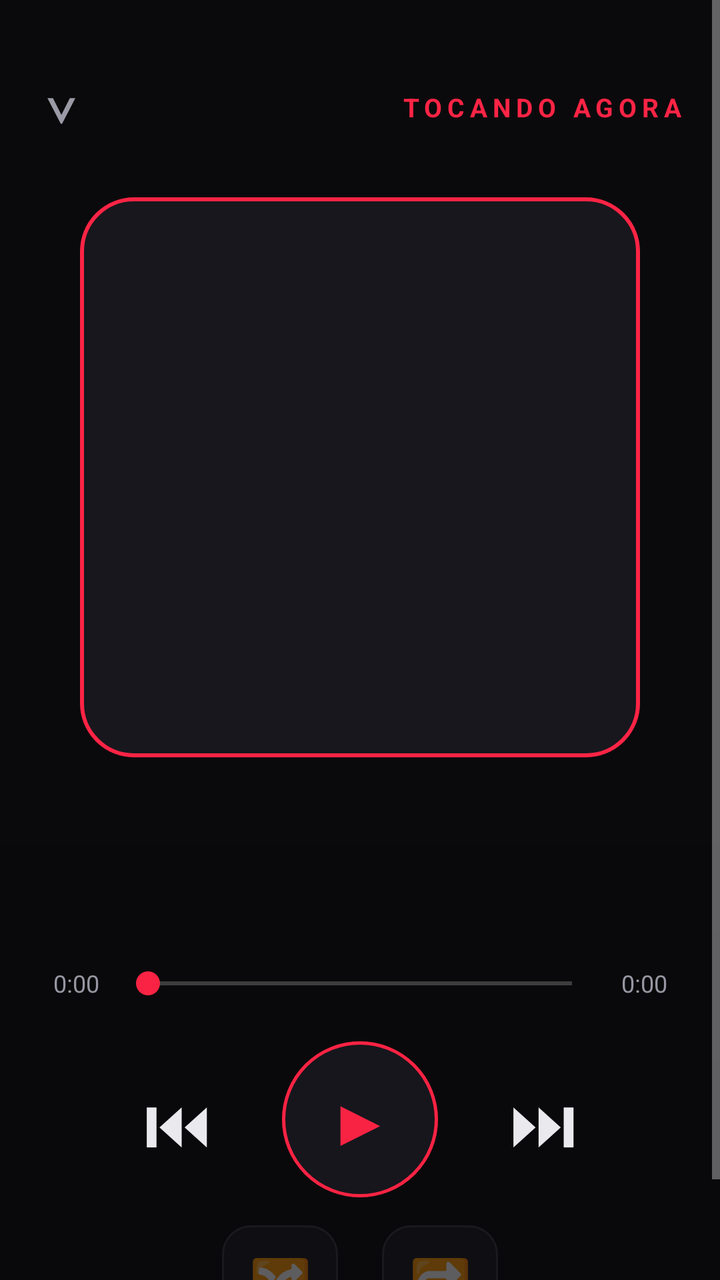
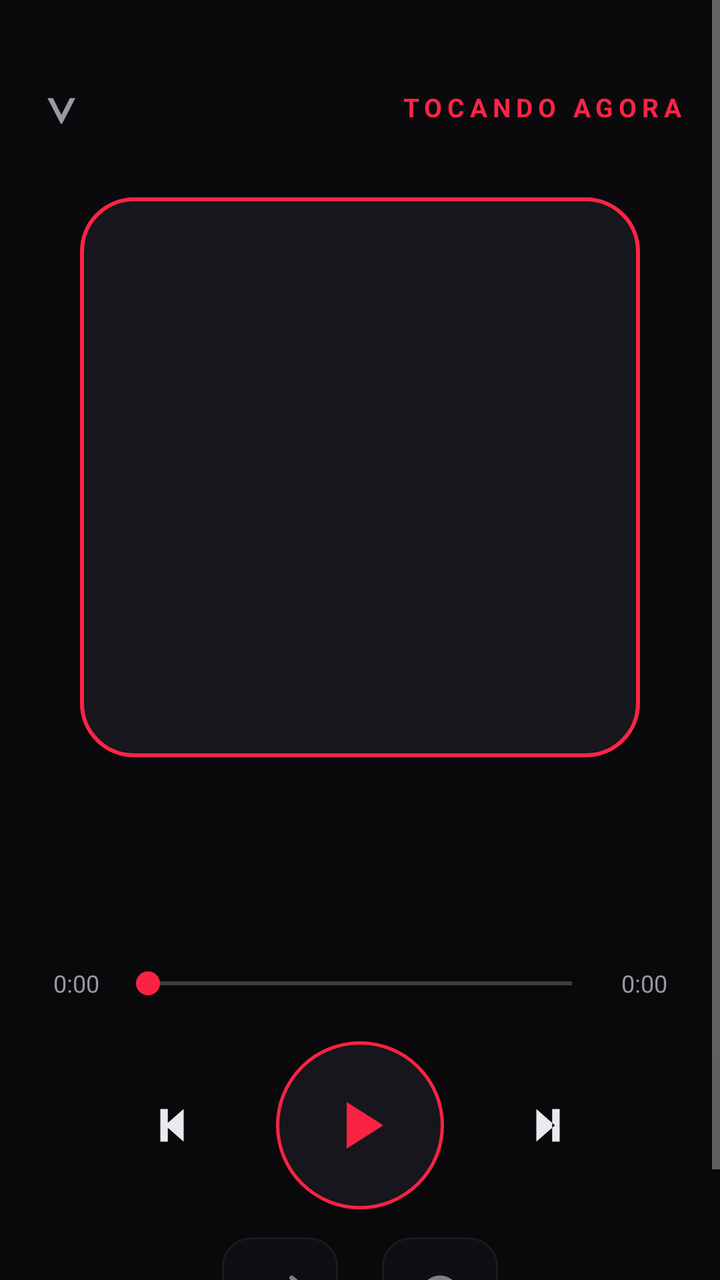

The first picture is an Android layout as it rendered before a commit; the second is the same layout after the commit. The layout source and the unified diff follow.
<!-- AndroidManifest.xml: application theme Theme.Capri -->
<!-- res/layout/full_now.xml -->
<?xml version="1.0" encoding="utf-8"?>
<FrameLayout xmlns:android="http://schemas.android.com/apk/res/android"
    android:layout_width="match_parent"
    android:layout_height="match_parent"
    android:background="@color/bg">

    <ScrollView
        android:layout_width="match_parent"
        android:layout_height="match_parent"
        android:fillViewport="true">

        <LinearLayout
            android:layout_width="match_parent"
            android:layout_height="wrap_content"
            android:orientation="vertical"
            android:gravity="center_horizontal">

            <LinearLayout
                android:layout_width="match_parent"
                android:layout_height="wrap_content"
                android:orientation="horizontal"
                android:paddingStart="18dp"
                android:paddingEnd="18dp"
                android:paddingTop="18dp">

                <TextView
                    android:id="@+id/fclose"
                    android:layout_width="wrap_content"
                    android:layout_height="wrap_content"
                    android:text="⌄"
                    android:textColor="@color/muted"
                    android:textSize="34sp"
                    android:padding="4dp" />

                <TextView
                    android:layout_width="0dp"
                    android:layout_height="wrap_content"
                    android:layout_weight="1" />

                <TextView
                    android:layout_width="wrap_content"
                    android:layout_height="wrap_content"
                    android:text="@string/now_playing"
                    android:textColor="@color/red"
                    android:textSize="13sp"
                    android:letterSpacing="0.2"
                    android:textStyle="bold" />
            </LinearLayout>

            <ImageView
                android:id="@+id/fart"
                android:layout_width="280dp"
                android:layout_height="280dp"
                android:layout_marginTop="26dp"
                android:background="@drawable/art_glow"
                android:scaleType="centerCrop"
                android:padding="2dp"
                android:contentDescription="@string/app_name" />

            <TextView
                android:id="@+id/fnt1"
                android:layout_width="match_parent"
                android:layout_height="wrap_content"
                android:layout_marginTop="24dp"
                android:layout_marginStart="24dp"
                android:layout_marginEnd="24dp"
                android:gravity="center"
                android:textColor="@color/text"
                android:textSize="25sp"
                android:textStyle="bold"
                android:maxLines="1"
                android:ellipsize="end"
                android:shadowColor="@color/red"
                android:shadowDx="0"
                android:shadowDy="0"
                android:shadowRadius="14" />

            <TextView
                android:id="@+id/fnt2"
                android:layout_width="match_parent"
                android:layout_height="wrap_content"
                android:layout_marginTop="4dp"
                android:layout_marginStart="24dp"
                android:layout_marginEnd="24dp"
                android:gravity="center"
                android:textColor="@color/muted"
                android:textSize="15sp"
                android:maxLines="1"
                android:ellipsize="end" />

            <LinearLayout
                android:layout_width="match_parent"
                android:layout_height="wrap_content"
                android:orientation="horizontal"
                android:gravity="center_vertical"
                android:layout_marginTop="22dp"
                android:paddingStart="18dp"
                android:paddingEnd="18dp">

                <TextView
                    android:id="@+id/fcur"
                    android:layout_width="wrap_content"
                    android:layout_height="wrap_content"
                    android:text="0:00"
                    android:textColor="@color/muted"
                    android:textSize="12sp"
                    android:minWidth="40dp"
                    android:gravity="center" />

                <SeekBar
                    android:id="@+id/fseek"
                    android:layout_width="0dp"
                    android:layout_height="wrap_content"
                    android:layout_weight="1"
                    android:progressTint="@color/red"
                    android:thumbTint="@color/red"
                    android:backgroundTint="@color/line" />

                <TextView
                    android:id="@+id/fdur"
                    android:layout_width="wrap_content"
                    android:layout_height="wrap_content"
                    android:text="0:00"
                    android:textColor="@color/muted"
                    android:textSize="12sp"
                    android:minWidth="40dp"
                    android:gravity="center" />
            </LinearLayout>

            <LinearLayout
                android:layout_width="wrap_content"
                android:layout_height="wrap_content"
                android:orientation="horizontal"
                android:gravity="center_vertical"
                android:layout_marginTop="20dp">

                <TextView
                    android:id="@+id/fprev"
                    android:layout_width="wrap_content"
                    android:layout_height="wrap_content"
                    android:text="⏮"
                    android:textColor="@color/text"
                    android:textSize="34sp"
                    android:padding="12dp" />

                <TextView
                    android:id="@+id/fplay"
                    android:layout_width="78dp"
                    android:layout_height="78dp"
                    android:layout_marginStart="24dp"
                    android:layout_marginEnd="24dp"
                    android:text="▶"
                    android:textColor="@color/red"
                    android:textSize="34sp"
                    android:gravity="center"
                    android:background="@drawable/btn_glow_red" />

                <TextView
                    android:id="@+id/fnext"
                    android:layout_width="wrap_content"
                    android:layout_height="wrap_content"
                    android:text="⏭"
                    android:textColor="@color/text"
                    android:textSize="34sp"
                    android:padding="12dp" />
            </LinearLayout>

            <LinearLayout
                android:layout_width="wrap_content"
                android:layout_height="wrap_content"
                android:orientation="horizontal"
                android:gravity="center"
                android:layout_marginTop="14dp"
                android:paddingBottom="24dp">

                <TextView
                    android:id="@+id/fshuf"
                    android:layout_width="58dp"
                    android:layout_height="58dp"
                    android:text="🔀"
                    android:textSize="25sp"
                    android:gravity="center"
                    android:background="@drawable/btn_circle"
                    android:alpha="0.5" />

                <TextView
                    android:id="@+id/frep"
                    android:layout_width="58dp"
                    android:layout_height="58dp"
                    android:layout_marginStart="22dp"
                    android:text="🔁"
                    android:textSize="25sp"
                    android:gravity="center"
                    android:background="@drawable/btn_circle"
                    android:alpha="0.5" />
            </LinearLayout>
        </LinearLayout>
    </ScrollView>

    <View
        android:layout_width="match_parent"
        android:layout_height="match_parent"
        android:background="@drawable/scanlines"
        android:alpha="0.08"
        android:clickable="false"
        android:focusable="false" />
</FrameLayout>
<!-- resources referenced by this layout -->
<resources>
  <color name="bg">#FF0A0A0C</color>
  <color name="line">#FF2B2B33</color>
  <color name="muted">#FF9A9AA6</color>
  <color name="red">#FFFF2445</color>
  <color name="text">#FFF1F1F5</color>
  <string name="app_name">Capri Player</string>
  <string name="now_playing">TOCANDO AGORA</string>
  <color name="red_dim">#66FF2445</color>
  <color name="panel2">#FF17171D</color>
  <!-- unchanged entries left out for length: 5 -->
</resources>

<!-- the commit's change to res/layout/full_now.xml (unified diff, before → after) -->
@@ -134,35 +134,35 @@
                 android:gravity="center_vertical"
                 android:layout_marginTop="20dp">
 
-                <TextView
+                <ImageView
                     android:id="@+id/fprev"
-                    android:layout_width="wrap_content"
-                    android:layout_height="wrap_content"
-                    android:text="⏮"
-                    android:textColor="@color/text"
-                    android:textSize="34sp"
-                    android:padding="12dp" />
-
-                <TextView
+                    android:layout_width="60dp"
+                    android:layout_height="60dp"
+                    android:padding="16dp"
+                    android:src="@drawable/ic_prev"
+                    android:tint="@color/text"
+                    android:contentDescription="@string/app_name" />
+
+                <ImageView
                     android:id="@+id/fplay"
-                    android:layout_width="78dp"
-                    android:layout_height="78dp"
-                    android:layout_marginStart="24dp"
-                    android:layout_marginEnd="24dp"
-                    android:text="▶"
-                    android:textColor="@color/red"
-                    android:textSize="34sp"
-                    android:gravity="center"
-                    android:background="@drawable/btn_glow_red" />
-
-                <TextView
+                    android:layout_width="84dp"
+                    android:layout_height="84dp"
+                    android:layout_marginStart="22dp"
+                    android:layout_marginEnd="22dp"
+                    android:padding="22dp"
+                    android:src="@drawable/ic_play"
+                    android:tint="@color/red"
+                    android:background="@drawable/btn_glow_red"
+                    android:contentDescription="@string/app_name" />
+
+                <ImageView
                     android:id="@+id/fnext"
-                    android:layout_width="wrap_content"
-                    android:layout_height="wrap_content"
-                    android:text="⏭"
-                    android:textColor="@color/text"
-                    android:textSize="34sp"
-                    android:padding="12dp" />
+                    android:layout_width="60dp"
+                    android:layout_height="60dp"
+                    android:padding="16dp"
+                    android:src="@drawable/ic_next"
+                    android:tint="@color/text"
+                    android:contentDescription="@string/app_name" />
             </LinearLayout>
 
             <LinearLayout
@@ -173,26 +173,26 @@
                 android:layout_marginTop="14dp"
                 android:paddingBottom="24dp">
 
-                <TextView
+                <ImageView
                     android:id="@+id/fshuf"
                     android:layout_width="58dp"
                     android:layout_height="58dp"
-                    android:text="🔀"
-                    android:textSize="25sp"
-                    android:gravity="center"
+                    android:padding="15dp"
+                    android:src="@drawable/ic_shuffle"
                     android:background="@drawable/btn_circle"
-                    android:alpha="0.5" />
-
-                <TextView
+                    android:alpha="0.5"
+                    android:contentDescription="@string/app_name" />
+
+                <ImageView
                     android:id="@+id/frep"
                     android:layout_width="58dp"
                     android:layout_height="58dp"
                     android:layout_marginStart="22dp"
-                    android:text="🔁"
-                    android:textSize="25sp"
-                    android:gravity="center"
+                    android:padding="15dp"
+                    android:src="@drawable/ic_repeat"
                     android:background="@drawable/btn_circle"
-                    android:alpha="0.5" />
+                    android:alpha="0.5"
+                    android:contentDescription="@string/app_name" />
             </LinearLayout>
         </LinearLayout>
     </ScrollView>
<!-- resource entries referenced after the edit -->
@@ -5,6 +5,103 @@
   <color name="muted">#FF9A9AA6</color>
   <color name="red">#FFFF2445</color>
   <color name="text">#FFF1F1F5</color>
+  <!-- drawable ic_next (drawable) -->
+  <?xml version="1.0" encoding="utf-8"?>
+  <vector xmlns:android="http://schemas.android.com/apk/res/android"
+      android:width="24dp"
+      android:height="24dp"
+      android:viewportWidth="24"
+      android:viewportHeight="24">
+      <path
+          android:fillColor="#FFFFFF"
+          android:pathData="M13.8,5 L17,5 L17,19 L13.8,19 Z M7,5 L7,19 L15,12 Z" />
+  </vector>
+  <!-- drawable ic_play (drawable) -->
+  <?xml version="1.0" encoding="utf-8"?>
+  <vector xmlns:android="http://schemas.android.com/apk/res/android"
+      android:width="24dp"
+      android:height="24dp"
+      android:viewportWidth="24"
+      android:viewportHeight="24">
+      <path
+          android:fillColor="#FFFFFF"
+          android:pathData="M8,5 L8,19 L19,12 Z" />
+  </vector>
+  <!-- drawable ic_prev (drawable) -->
+  <?xml version="1.0" encoding="utf-8"?>
+  <vector xmlns:android="http://schemas.android.com/apk/res/android"
+      android:width="24dp"
+      android:height="24dp"
+      android:viewportWidth="24"
+      android:viewportHeight="24">
+      <path
+          android:fillColor="#FFFFFF"
+          android:pathData="M7,5 L10.2,5 L10.2,19 L7,19 Z M17,5 L17,19 L9,12 Z" />
+  </vector>
+  <!-- drawable ic_repeat (drawable) -->
+  <?xml version="1.0" encoding="utf-8"?>
+  <vector xmlns:android="http://schemas.android.com/apk/res/android"
+      android:width="24dp"
+      android:height="24dp"
+      android:viewportWidth="24"
+      android:viewportHeight="24">
+      <path
+          android:strokeColor="#FFFFFF"
+          android:strokeWidth="2"
+          android:strokeLineCap="round"
+          android:strokeLineJoin="round"
+          android:pathData="M4.5,12 A7.5,7.5 0 0 1 19.5,12" />
+      <path
+          android:strokeColor="#FFFFFF"
+          android:strokeWidth="2"
+          android:strokeLineCap="round"
+          android:strokeLineJoin="round"
+          android:pathData="M16.5,9.5 L19.5,12 L16.5,14.5" />
+      <path
+          android:strokeColor="#FFFFFF"
+          android:strokeWidth="2"
+          android:strokeLineCap="round"
+          android:strokeLineJoin="round"
+          android:pathData="M19.5,12 A7.5,7.5 0 0 1 4.5,12" />
+      <path
+          android:strokeColor="#FFFFFF"
+          android:strokeWidth="2"
+          android:strokeLineCap="round"
+          android:strokeLineJoin="round"
+          android:pathData="M7.5,9.5 L4.5,12 L7.5,14.5" />
+  </vector>
+  <!-- drawable ic_shuffle (drawable) -->
+  <?xml version="1.0" encoding="utf-8"?>
+  <vector xmlns:android="http://schemas.android.com/apk/res/android"
+      android:width="24dp"
+      android:height="24dp"
+      android:viewportWidth="24"
+      android:viewportHeight="24">
+      <path
+          android:strokeColor="#FFFFFF"
+          android:strokeWidth="2"
+          android:strokeLineCap="round"
+          android:strokeLineJoin="round"
+          android:pathData="M3,7 L6,7 C10,7 12,17 16,17 L20,17" />
+      <path
+          android:strokeColor="#FFFFFF"
+          android:strokeWidth="2"
+          android:strokeLineCap="round"
+          android:strokeLineJoin="round"
+          android:pathData="M17,14.5 L20,17 L17,19.5" />
+      <path
+          android:strokeColor="#FFFFFF"
+          android:strokeWidth="2"
+          android:strokeLineCap="round"
+          android:strokeLineJoin="round"
+          android:pathData="M3,17 L6,17 C10,17 12,7 16,7 L20,7" />
+      <path
+          android:strokeColor="#FFFFFF"
+          android:strokeWidth="2"
+          android:strokeLineCap="round"
+          android:strokeLineJoin="round"
+          android:pathData="M17,4.5 L20,7 L17,9.5" />
+  </vector>
   <string name="app_name">Capri Player</string>
   <string name="now_playing">TOCANDO AGORA</string>
   <color name="red_dim">#66FF2445</color>
